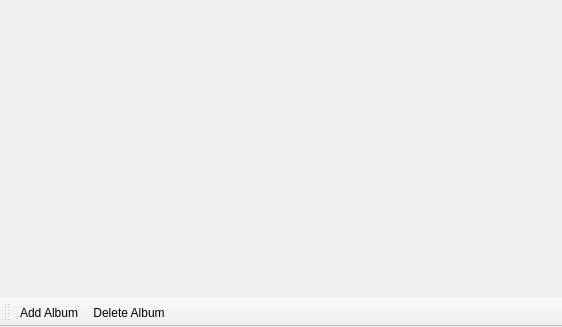
First picture: the form in widgetlibraryview.ui, repository c3c/quazaa, before the edit.
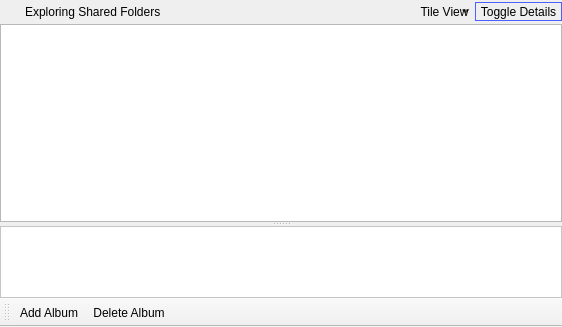
Second picture: the form after the edit. Icons and pictures are not drawn.

Commit message: Finished library view and started media widget.

```diff
--- a/widgetlibraryview.ui
+++ b/widgetlibraryview.ui
@@ -13,7 +13,245 @@
   <property name="windowTitle">
    <string>MainWindow</string>
   </property>
-  <widget class="QWidget" name="centralwidget"/>
+  <widget class="QWidget" name="centralwidget">
+   <layout class="QVBoxLayout" name="verticalLayout">
+    <property name="spacing">
+     <number>0</number>
+    </property>
+    <property name="margin">
+     <number>0</number>
+    </property>
+    <item>
+     <widget class="QFrame" name="toolFrameLibraryStatus">
+      <property name="styleSheet">
+       <string notr="true">QToolButton {
+    border: 1px solid transparent;
+    background-color: transparent;
+}
+
+ QToolButton:pressed {
+     background-color: qlineargradient(x1: 0, y1: 0, x2: 0, y2: 1,
+                                       stop: 0 #dadbde, stop: 1 #f6f7fa);
+ }
+
+QToolButton:checked {
+     border: 1px solid rgb(78, 96, 255);
+     background-color: qlineargradient(x1: 0, y1: 0, x2: 0, y2: 1,
+                                       stop: 0 #dadbde, stop: 1 #f6f7fa);
+}
+
+ QToolButton:hover {
+     border: 1px solid rgb(78, 96, 255);
+     background-color: qlineargradient(x1: 0, y1: 0, x2: 0, y2: 1,
+                                       stop: 0 #dadbde, stop: 1 #f6f7fa);
+ }
+
+ QToolButton[popupMode=&quot;1&quot;] { /* only for MenuButtonPopup */
+	padding-left: -4px;
+    padding-right: 20px; /* make way for the popup button */
+ }
+
+/* the subcontrols below are used only in the MenuButtonPopup mode */
+ QToolButton::menu-button {
+     border: 1px solid transparent;
+     /* 16px width + 4px for border = 20px allocated above */
+     width: 16px;
+ }
+
+QToolButton::menu-button:hover {
+    border: 1px solid rgb(78, 96, 255);
+	border-left-color: 1px solid transparent;
+     /* 16px width + 4px for border = 20px allocated above */
+     width: 16px;
+ }
+
+ QToolButton::menu-arrow:open {
+     top: 1px; left: 1px; /* shift it a bit */
+ }</string>
+      </property>
+      <property name="frameShape">
+       <enum>QFrame::NoFrame</enum>
+      </property>
+      <property name="frameShadow">
+       <enum>QFrame::Raised</enum>
+      </property>
+      <layout class="QGridLayout" name="gridLayout_8">
+       <property name="horizontalSpacing">
+        <number>1</number>
+       </property>
+       <property name="verticalSpacing">
+        <number>0</number>
+       </property>
+       <property name="margin">
+        <number>0</number>
+       </property>
+       <item row="0" column="1">
+        <widget class="QLabel" name="labelLibraryStatus">
+         <property name="text">
+          <string>Exploring Shared Folders</string>
+         </property>
+        </widget>
+       </item>
+       <item row="0" column="0">
+        <widget class="QLabel" name="labelLibraryStatusLogo">
+         <property name="minimumSize">
+          <size>
+           <width>24</width>
+           <height>24</height>
+          </size>
+         </property>
+         <property name="maximumSize">
+          <size>
+           <width>24</width>
+           <height>24</height>
+          </size>
+         </property>
+         <property name="text">
+          <string/>
+         </property>
+         <property name="pixmap">
+          <pixmap resource="Resource.qrc">:/Resource/Library/SharedFolders.png</pixmap>
+         </property>
+         <property name="scaledContents">
+          <bool>true</bool>
+         </property>
+        </widget>
+       </item>
+       <item row="0" column="3">
+        <widget class="QToolButton" name="toolButtonLibraryViewType">
+         <property name="text">
+          <string>Tile View</string>
+         </property>
+         <property name="icon">
+          <iconset resource="Resource.qrc">
+           <normaloff>:/Resource/Library/TileView.png</normaloff>:/Resource/Library/TileView.png</iconset>
+         </property>
+         <property name="iconSize">
+          <size>
+           <width>24</width>
+           <height>24</height>
+          </size>
+         </property>
+         <property name="popupMode">
+          <enum>QToolButton::MenuButtonPopup</enum>
+         </property>
+         <property name="toolButtonStyle">
+          <enum>Qt::ToolButtonTextBesideIcon</enum>
+         </property>
+         <property name="autoRaise">
+          <bool>false</bool>
+         </property>
+         <property name="arrowType">
+          <enum>Qt::NoArrow</enum>
+         </property>
+        </widget>
+       </item>
+       <item row="0" column="2">
+        <spacer name="horizontalSpacerLibraryStatus">
+         <property name="orientation">
+          <enum>Qt::Horizontal</enum>
+         </property>
+         <property name="sizeHint" stdset="0">
+          <size>
+           <width>0</width>
+           <height>20</height>
+          </size>
+         </property>
+        </spacer>
+       </item>
+       <item row="0" column="4">
+        <widget class="QToolButton" name="toolButtonLibraryDetailsToggle">
+         <property name="text">
+          <string>Toggle Details</string>
+         </property>
+         <property name="icon">
+          <iconset resource="Resource.qrc">
+           <normaloff>:/Resource/Generic/ShowBottombar.png</normaloff>
+           <normalon>:/Resource/Generic/HideSidebar.png</normalon>:/Resource/Generic/ShowBottombar.png</iconset>
+         </property>
+         <property name="iconSize">
+          <size>
+           <width>24</width>
+           <height>24</height>
+          </size>
+         </property>
+         <property name="checkable">
+          <bool>true</bool>
+         </property>
+         <property name="checked">
+          <bool>true</bool>
+         </property>
+         <property name="toolButtonStyle">
+          <enum>Qt::ToolButtonTextBesideIcon</enum>
+         </property>
+        </widget>
+       </item>
+      </layout>
+     </widget>
+    </item>
+    <item>
+     <widget class="QSplitter" name="splitterLibraryDetails">
+      <property name="orientation">
+       <enum>Qt::Vertical</enum>
+      </property>
+      <widget class="QTreeView" name="treeViewLibraryFiles">
+       <property name="frameShape">
+        <enum>QFrame::StyledPanel</enum>
+       </property>
+      </widget>
+      <widget class="QFrame" name="frameLibraryFileDetails">
+       <property name="frameShape">
+        <enum>QFrame::NoFrame</enum>
+       </property>
+       <property name="frameShadow">
+        <enum>QFrame::Raised</enum>
+       </property>
+       <layout class="QGridLayout" name="gridLayout_7">
+        <property name="margin">
+         <number>0</number>
+        </property>
+        <property name="spacing">
+         <number>0</number>
+        </property>
+        <item row="0" column="0">
+         <widget class="QScrollArea" name="scrollAreaLibraryFileDetails">
+          <property name="styleSheet">
+           <string notr="true">QFrame {
+	background-color: white;
+}</string>
+          </property>
+          <property name="frameShape">
+           <enum>QFrame::StyledPanel</enum>
+          </property>
+          <property name="widgetResizable">
+           <bool>true</bool>
+          </property>
+          <widget class="QFrame" name="frameLibraryFileDetailsContents">
+           <property name="geometry">
+            <rect>
+             <x>0</x>
+             <y>0</y>
+             <width>560</width>
+             <height>61</height>
+            </rect>
+           </property>
+           <layout class="QGridLayout" name="gridLayout_11">
+            <property name="margin">
+             <number>0</number>
+            </property>
+            <property name="spacing">
+             <number>0</number>
+            </property>
+           </layout>
+          </widget>
+         </widget>
+        </item>
+       </layout>
+      </widget>
+     </widget>
+    </item>
+   </layout>
+  </widget>
   <widget class="QToolBar" name="toolBar">
    <property name="windowTitle">
     <string>toolBar</string>
```
The commit also changes 6 other files.
